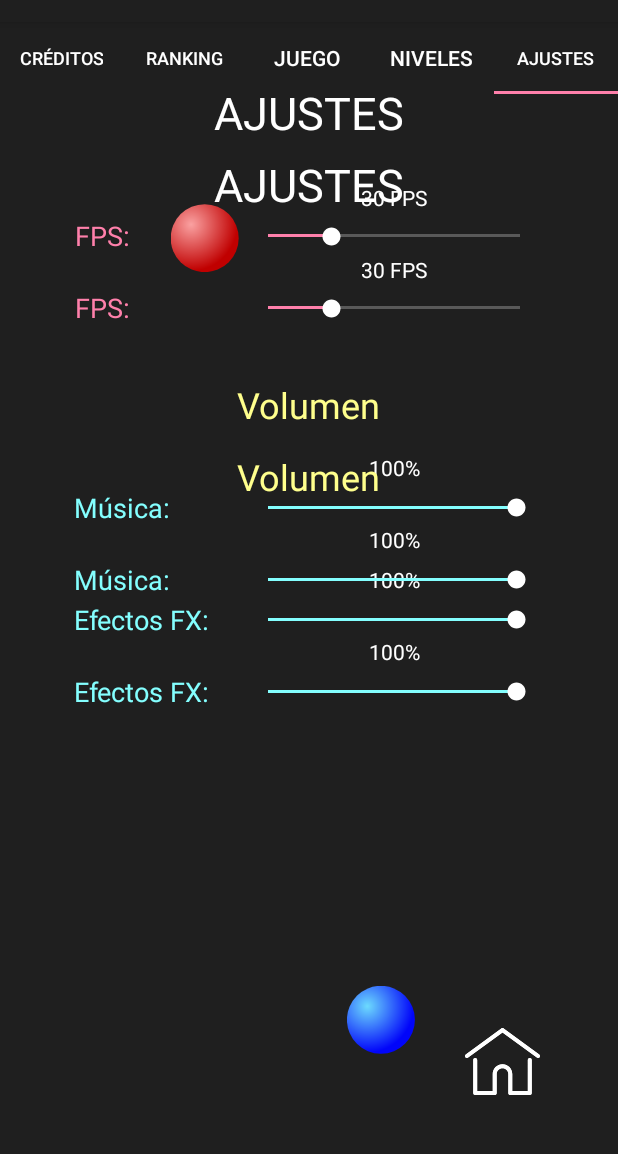
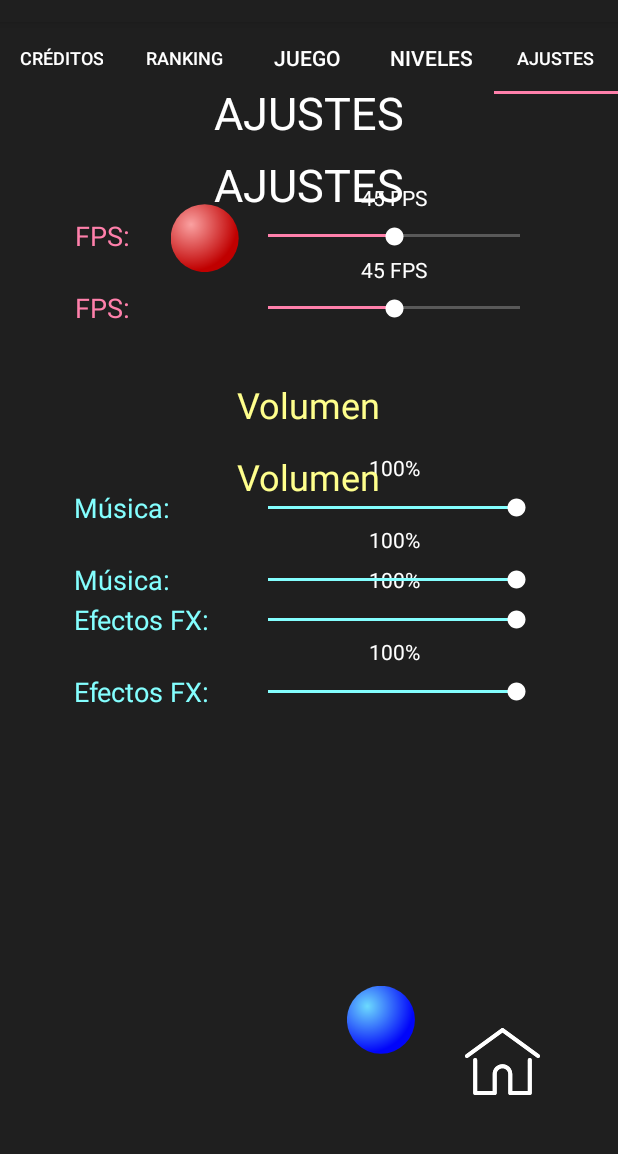
Before and after one commit to AVR185/JuegoAndroidStudio, an Android app: the fragment FragmentAjustes placed in its activity, tab 5 chosen, on a phone screen of 412 x 824 dp, the part 62-1216 px from its top. Run offline under Robolectric (Android 15) with nearby library versions, the phone set to English and light mode, and no system bars; libraries missing offline, so code that uses them is left out: com.doctoror.particlesdrawable; plain views replace ParticlesView; pictures from the network do not load; 4 statements that could not run were skipped.

Commit message:
Solucion de pequeños bugs

```diff
--- a/app/src/main/AndroidManifest.xml
+++ b/app/src/main/AndroidManifest.xml
@@ -7,10 +7,9 @@
         android:icon="@mipmap/ic_launcher"
         android:label="@string/app_name"
         android:roundIcon="@mipmap/ic_launcher_round"
-        android:screenOrientation="portrait"
         android:supportsRtl="true"
         android:theme="@style/AppTheme">
-        <activity android:name=".MainActivity">
+        <activity android:name=".MainActivity" android:screenOrientation="portrait">
             <intent-filter>
                 <action android:name="android.intent.action.MAIN" />
 
--- a/app/src/main/java/com/juego/alvaros/Juego/BucleJuego.java
+++ b/app/src/main/java/com/juego/alvaros/Juego/BucleJuego.java
@@ -11,10 +11,8 @@ import android.view.SurfaceHolder;
  */
 public class BucleJuego extends Thread {
     //Atributos de la clase
-    //private final static int MAX_FPS = 30; //Frames por segundo deseados
     private static int MAX_FPS;
     private final static int MAX_FRAMES_SALTATOS = 5; //Maximo numero de frames que saltaremos
-    //private final static int TIEMPO_FRAME = 1000 / MAX_FPS; //El periodo de frames
     private static int TIEMPO_FRAME;
     private Juego juego;
     private boolean juegoEnEjecucion = true;
@@ -95,7 +93,7 @@ public class BucleJuego extends Thread {
         juegoEnEjecucion = false;
     }
 
-    static int getFPS(){
+    public static int getFPS(){
         return MAX_FPS;
     }
 
--- a/app/src/main/java/com/juego/alvaros/Juego/Juego.java
+++ b/app/src/main/java/com/juego/alvaros/Juego/Juego.java
@@ -75,7 +75,7 @@ public class Juego extends SurfaceView implements SurfaceHolder.Callback {
 
         nivel = nivel==0?1:nivel;
         puntos = (nivel==1)?0:nivel*PUNTOS_CAMBIOS_NIVEL;
-        bloquesMinuto = 50 + 10*nivel;
+        bloquesMinuto = 50 * (MainActivity.getAlto()*MainActivity.getAncho())/(1920*1080) + 10*nivel;
 
         //Hacemos el fondo transparente para que se vea el fondo animado
         SurfaceView surfaceView = findViewById(R.id.idGameView);
--- a/app/src/main/java/com/juego/alvaros/MainActivity.java
+++ b/app/src/main/java/com/juego/alvaros/MainActivity.java
@@ -124,7 +124,7 @@ public class MainActivity extends AppCompatActivity implements DialogoReinicio.O
     @SuppressLint("ClickableViewAccessibility")
     public void iniciarJuego(){
         setContentView(R.layout.juego_layout);
-        BucleJuego.setMaxFps(misPreferencias.getInt("fps", 30));
+        BucleJuego.setMaxFps(misPreferencias.getInt("fps", 45));
 
         final ImageView Controller_Blue = findViewById(R.id.Blue_Control);
         final ImageView Controller_Red = findViewById(R.id.Red_Control);
--- a/app/src/main/java/com/juego/alvaros/bloques/Cuadrado.java
+++ b/app/src/main/java/com/juego/alvaros/bloques/Cuadrado.java
@@ -9,7 +9,7 @@ import com.juego.alvaros.Juego.Juego;
  */
 public class Cuadrado extends Rectangulo {
     //Atributos
-    private int velocidad = 20;
+    private int velocidad = 20 * altoPantalla/1920;
 
     public Cuadrado(Juego juego){
         super(juego);
@@ -30,7 +30,7 @@ public class Cuadrado extends Rectangulo {
     public void CalcularCoordenadas() {
         double x;
         x = Math.random();
-        coordenada_x =(int) Math.floor((anchoPantalla-80)*x);
+        coordenada_x =(int) Math.floor((anchoPantalla-ancho)*x);
         coordenada_y = 0;
     }
 }
--- a/app/src/main/java/com/juego/alvaros/bloques/Hexagono.java
+++ b/app/src/main/java/com/juego/alvaros/bloques/Hexagono.java
@@ -5,7 +5,7 @@ import com.juego.alvaros.Juego.Juego;
 
 public class Hexagono extends Rectangulo {
     //Atributos
-    private int velocidad = 5;
+    private int velocidad = 5 * altoPantalla/1920;
 
     public Hexagono(Juego j) {
         super(j);
@@ -25,7 +25,7 @@ public class Hexagono extends Rectangulo {
     @Override
     public void ActualizarCoordenadas(){
         super.ActualizarCoordenadas();
-        if (coordenada_y <=0 || coordenada_y > altoPantalla-40){
+        if (coordenada_y <=0 || coordenada_y > altoPantalla-alto){
             direccion_y = -direccion_y;
         }
     }
--- a/app/src/main/java/com/juego/alvaros/bloques/Rectangulo.java
+++ b/app/src/main/java/com/juego/alvaros/bloques/Rectangulo.java
@@ -23,11 +23,11 @@ public abstract class Rectangulo {
     public int direccion_x = 1;
     public int direccion_y = 1;
 
-    public int velocidad =10;
-
     //Ancho de pantalla de prueba
     public int anchoPantalla = MainActivity.getAncho();
     public int altoPantalla = MainActivity.getAlto();
+
+    public int velocidad =10 * altoPantalla/1920;
 
     //Constructor
     public Rectangulo(Juego j){
--- a/app/src/main/java/com/juego/alvaros/bloques/RectanguloX.java
+++ b/app/src/main/java/com/juego/alvaros/bloques/RectanguloX.java
@@ -25,14 +25,14 @@ public class RectanguloX extends Rectangulo {
     public void CalcularCoordenadas(){
         double x;
         x = Math.random();
-        coordenada_x =(int) Math.floor((anchoPantalla-290)*x);
+        coordenada_x =(int) Math.floor((anchoPantalla-ancho)*x);
         coordenada_y = 0;
     }
 
     @Override
     public void ActualizarCoordenadas(){
         super.ActualizarCoordenadas();
-        if (coordenada_x <=0 ||coordenada_x >= anchoPantalla -280){
+        if (coordenada_x <=0 ||coordenada_x >= anchoPantalla-ancho){
             direccion_x = -direccion_x;
         }
     }
--- a/app/src/main/java/com/juego/alvaros/vistas/FragmentAjustes.java
+++ b/app/src/main/java/com/juego/alvaros/vistas/FragmentAjustes.java
@@ -53,12 +53,12 @@ public class FragmentAjustes extends Fragment implements SeekBar.OnSeekBarChange
         //Cargamos los valores guardados
         misPreferencias = Objects.requireNonNull(this.getActivity()).getSharedPreferences("prefs",MODE_PRIVATE);
         //Cargamos el valor en las seekBar
-        seekBarFps.setProgress(misPreferencias.getInt("fps", 30));
+        seekBarFps.setProgress(misPreferencias.getInt("fps", 45));
         seekBarMusica.setProgress(misPreferencias.getInt("musica", 100));
         seekBarFx.setProgress(misPreferencias.getInt("fx", 100));
         //Cargamos los valores en los textViews correspondientes
         textViewFps = view.findViewById(R.id.idTextViewFps);
-        textViewFps.setText(String.format(Locale.FRENCH,"%d FPS" , misPreferencias.getInt("fps", 30)));
+        textViewFps.setText(String.format(Locale.FRENCH,"%d FPS" , misPreferencias.getInt("fps", 45)));
         textViewMusica = view.findViewById(R.id.idTextViewMusica);
         textViewMusica.setText(String.format(Locale.FRENCH,"%d%%" , misPreferencias.getInt("fx", 100)==99?100:misPreferencias.getInt("musica", 100)));
         textViewFx = view.findViewById(R.id.idTextViewFx);
--- a/app/src/main/java/com/juego/alvaros/vistas/FragmentSeleccionNivel.java
+++ b/app/src/main/java/com/juego/alvaros/vistas/FragmentSeleccionNivel.java
@@ -66,7 +66,7 @@ public class FragmentSeleccionNivel extends Fragment {
     private String[] obtenerNiveles(){
         String[] elementos;
         int max = FragmentRanking.obtenerNiveles();
-        if (max != 1){
+        if (max > 1){
             elementos = new String[max];
             for (int i = 1; i<=max; i++){
                 elementos[i-1]="Nivel "+i;
```
